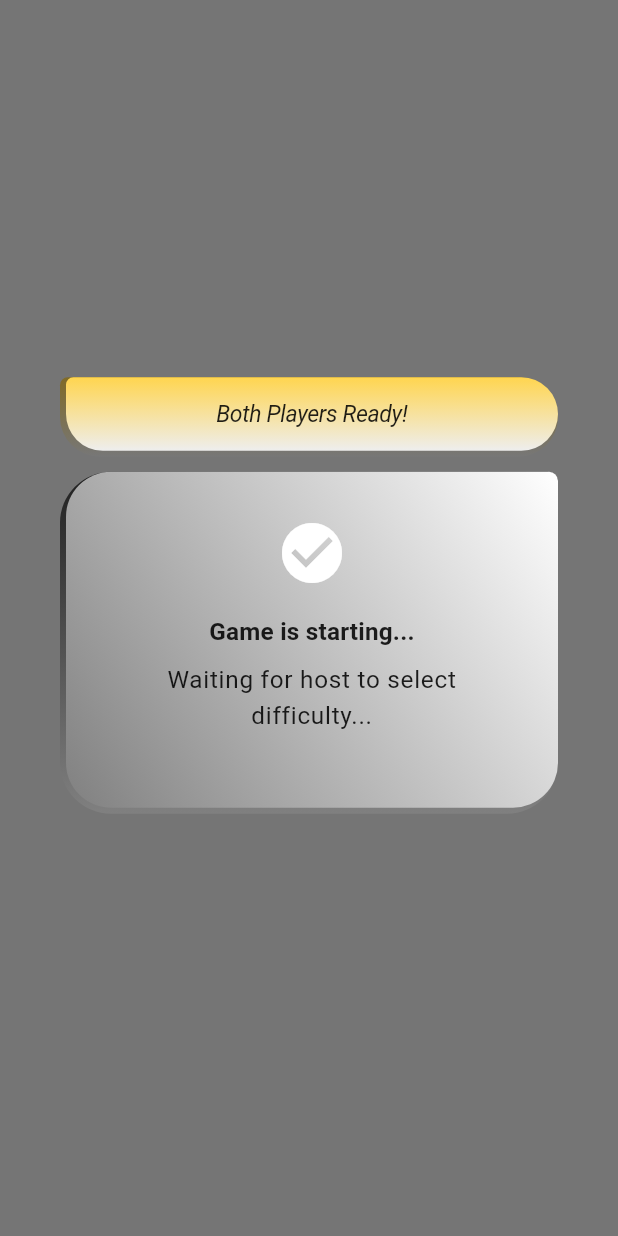
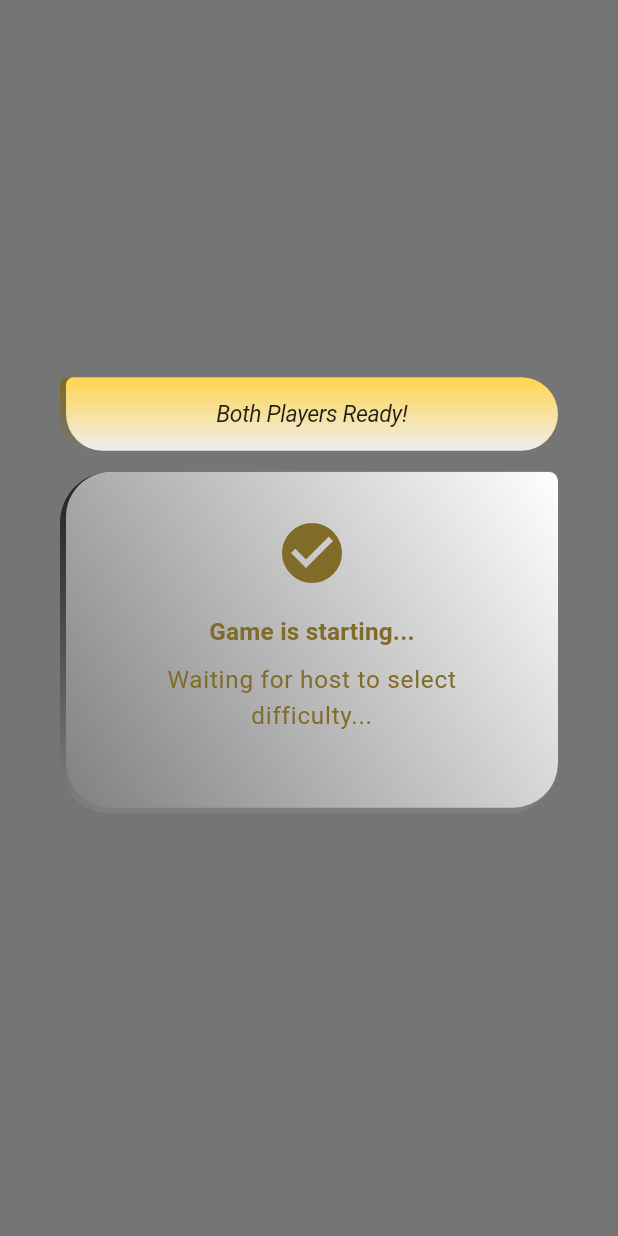
Before and after one commit to mtuan0111/nucatch, a Flutter app: what showBothReadyDialog() shows on an empty page, opened directly, on a phone screen of 412 x 824 dp. Run offline on Flutter 3.47's test engine with Material 3 defaults, Android fonts, the phone set to English and light mode, and no system bars; our stand-ins replace audioplayers, cloud_firestore, device_info_plus, firebase_auth, firebase_core, flutter_bloc and 11 more; missing offline and left inert: lunar, nearby_connections; accounts and stored records are empty; network calls fail.

Commit message:
feat: Update combat dialog styles to use darker theme colors for improved visibility

```diff
--- a/lib/helpers/combat_dialogs.dart
+++ b/lib/helpers/combat_dialogs.dart
@@ -1,5 +1,6 @@
 import 'package:flutter/material.dart';
 import 'package:nucatch/helpers/const.dart';
+import 'package:nucatch/helpers/extension.dart';
 import 'package:nucatch/helpers/ui_constants.dart';
 import 'package:nucatch/helpers/template/custome_alert.dart';
 
@@ -26,20 +27,22 @@ class CombatDialogs {
             children: [
               Icon(
                 Icons.check_circle_outline,
-                color: Theme.of(context).colorScheme.primary,
+                color: Theme.of(context).colorScheme.primary.getDarker(),
                 size: kIconSizeXL,
               ),
               const SizedBox(height: kSpaceL),
               Text(
                 message,
-                style: LayoutConfig(context).boldSubtitleStyle(),
+                style: LayoutConfig(context).boldSubtitleStyle().copyWith(
+                      color: Theme.of(context).colorScheme.primary.getDarker(),
+                    ),
                 textAlign: TextAlign.center,
               ),
               const SizedBox(height: kSpaceSM),
               Text(
                 lang(dialogContext).pressReadyWhenPrepared,
                 style: LayoutConfig(context).contentSectionStyle(
-                  color: Theme.of(context).colorScheme.onSurface,
+                  color: Theme.of(context).colorScheme.primary.getDarker(),
                 ),
                 textAlign: TextAlign.center,
               ),
@@ -66,20 +69,21 @@ class CombatDialogs {
           children: [
             Icon(
               Icons.check_circle,
-              color: Theme.of(context).colorScheme.tertiary,
+              color: Theme.of(context).colorScheme.primary.getDarker(),
               size: kIconSizeXL,
             ),
             const SizedBox(height: kSpaceL),
             Text(
               lang(context).gameIsStarting,
-              style: LayoutConfig(context).largeBoldStyle(),
+              style: LayoutConfig(context).largeBoldStyle().copyWith(
+                  color: Theme.of(context).colorScheme.primary.getDarker()),
               textAlign: TextAlign.center,
             ),
             const SizedBox(height: kSpaceSM),
             Text(
               lang(context).waitingForHostToSelectDifficulty,
               style: LayoutConfig(context).contentSectionStyle(
-                color: Theme.of(context).colorScheme.onSurface,
+                color: Theme.of(context).colorScheme.primary.getDarker(),
               ),
               textAlign: TextAlign.center,
             ),
```
